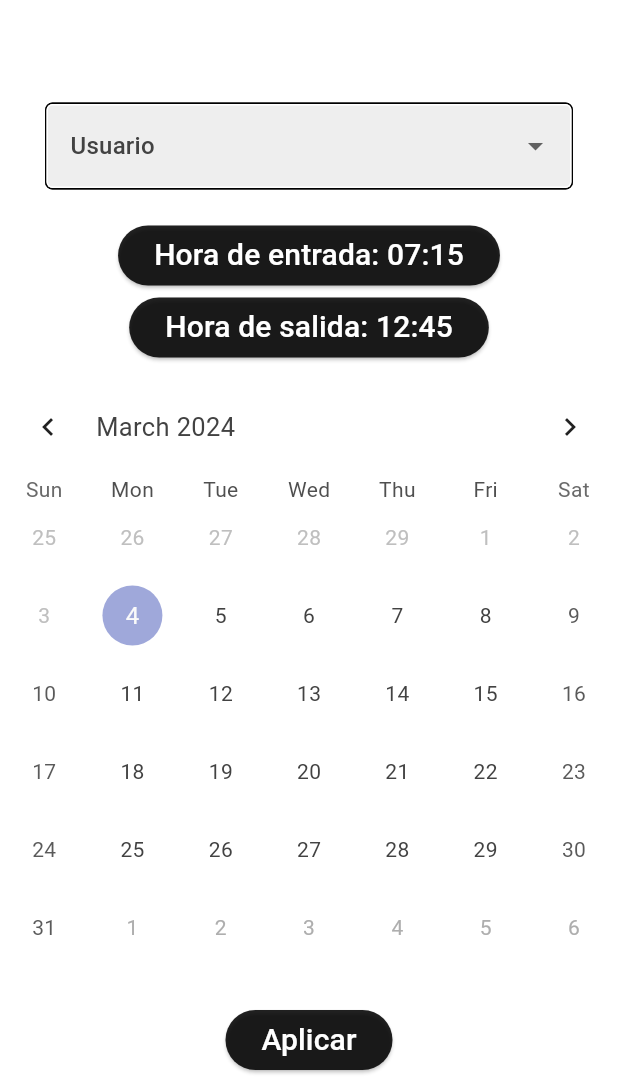
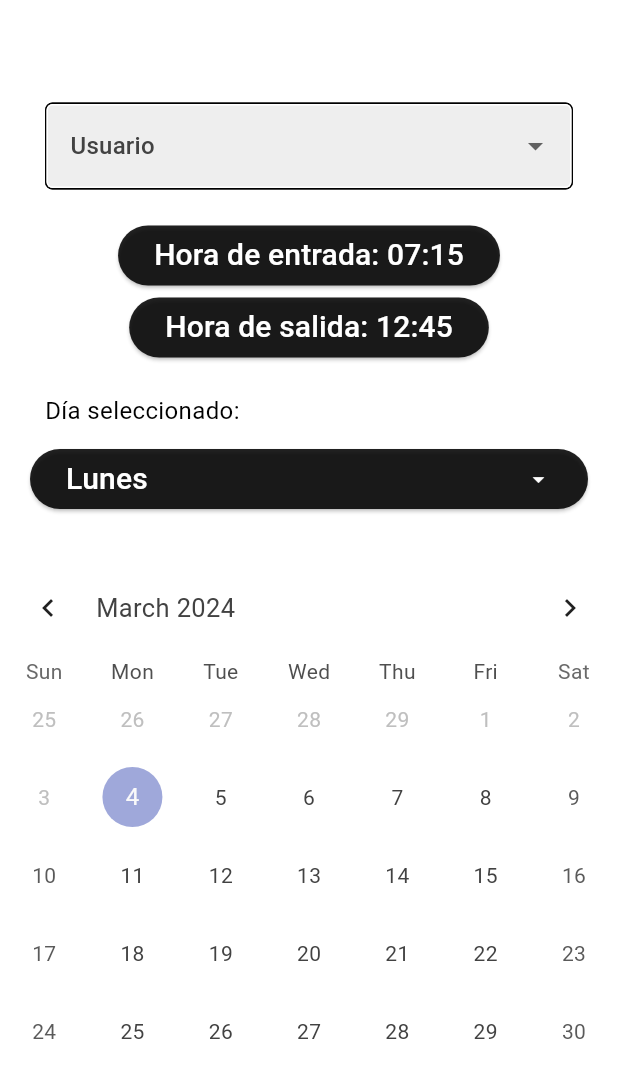
Before and after one commit to CakeNeka/peluqueria, a Flutter app: the UsuarioScreen screen opened directly with empty values, scrolled down 89 dp, on a phone screen of 412 x 824 dp, the part 145-1236 px from its top. Run offline on Flutter 3.47's test engine with Material 3 defaults, Android fonts, the phone set to English and light mode, and no system bars; drawn by our look-alikes of table_calendar; our stand-ins replace local_auth, shared_preferences; accounts and stored records are empty; network calls fail.

Commit message:
Añadido apartado de dias

```diff
--- a/lib/models/diafestivo.dart
+++ b/lib/models/diafestivo.dart
@@ -1,4 +1,4 @@
-import 'dart:convert';
+/*import 'dart:convert';
 
 class DiaFestivo {
   String? id;
@@ -17,4 +17,4 @@ class DiaFestivo {
 
   Map<String, dynamic> toJson() =>
       {"fecha": fecha, "nombreFestivo": nombreFestivo};
-}
+}*/
--- a/lib/models/usuario.dart
+++ b/lib/models/usuario.dart
@@ -7,8 +7,20 @@ class Usuario {
   String nombre;
   String rol;
   String telefono;
-  String? horaInicial;
-  String? horaFin;
+  String? horaInicialLunes;
+  String? horaFinLunes;
+  String? horaInicialMartes;
+  String? horaFinMartes;
+  String? horaInicialMiercoles;
+  String? horaFinMiercoles;
+  String? horaInicialJueves;
+  String? horaFinJueves;
+  String? horaInicialViernes;
+  String? horaFinViernes;
+  String? horaInicialSabado;
+  String? horaFinSabado;
+  String? horaInicialDomingo;
+  String? horaFinDomingo;
   bool verificado = false;
 
   Usuario({
@@ -18,8 +30,20 @@ class Usuario {
     required this.nombre,
     required this.rol,
     required this.telefono,
-    this.horaInicial,
-    this.horaFin,
+    this.horaInicialLunes,
+    this.horaFinLunes,
+    this.horaInicialMartes,
+    this.horaFinMartes,
+    this.horaInicialMiercoles,
+    this.horaFinMiercoles,
+    this.horaInicialJueves,
+    this.horaFinJueves,
+    this.horaInicialViernes,
+    this.horaFinViernes,
+    this.horaInicialSabado,
+    this.horaFinSabado,
+    this.horaInicialDomingo,
+    this.horaFinDomingo,
     required this.verificado,
   });
 
@@ -33,8 +57,20 @@ class Usuario {
         nombre: json["nombre"],
         rol: json["rol"],
         telefono: json["telefono"],
-        horaInicial: json["horaentrada"],
-        horaFin: json["horasalida"],
+        horaInicialLunes: json["horaentradalunes"],
+        horaFinLunes: json["horasalidalunes"],
+        horaInicialMartes: json["horaentradamartes"],
+        horaFinMartes: json["horasalidamartes"],
+        horaInicialMiercoles: json["horaentradamiercoles"],
+        horaFinMiercoles: json["horasalidamiercoles"],
+        horaInicialJueves: json["horaentradajueves"],
+        horaFinJueves: json["horasalidajueves"],
+        horaInicialViernes: json["horaentradaviernes"],
+        horaFinViernes: json["horasalidaviernes"],
+        horaInicialSabado: json["horaentradasabado"],
+        horaFinSabado: json["horasalidasabado"],
+        horaInicialDomingo: json["horaentradadomingo"],
+        horaFinDomingo: json["horasalidadomingo"],
         verificado: json["verificado"],
       );
 
@@ -44,8 +80,20 @@ class Usuario {
         "nombre": nombre,
         "rol": rol,
         "telefono": telefono,
-        "horaentrada": horaInicial,
-        "horasalida": horaFin,
+        "horaentradalunes": horaInicialLunes,
+        "horasalidalunes": horaFinLunes,
+        "horaentradamartes": horaInicialMartes,
+        "horasalidamartes": horaFinMartes,
+        "horaentradamiercoles": horaInicialMiercoles,
+        "horasalidamiercoles": horaFinMiercoles,
+        "horaentradajueves": horaInicialJueves,
+        "horasalidajueves": horaFinJueves,
+        "horaentradaviernes": horaInicialViernes,
+        "horasalidaviernes": horaFinViernes,
+        "horaentradasabado": horaInicialSabado,
+        "horasalidasabado": horaFinSabado,
+        "horaentradadomingo": horaInicialDomingo,
+        "horasalidadomingo": horaFinDomingo,
         "verificado": verificado,
       };
 }
--- a/lib/screens/gestion_peluqueros_screen.dart
+++ b/lib/screens/gestion_peluqueros_screen.dart
@@ -74,8 +74,8 @@ class _GestionPeluquerosScreenState extends State<GestionPeluquerosScreen> {
             return UserCard(
                 nombre: filteredUserList[index - 1].nombre,
                 rol: filteredUserList[index - 1].rol,
-                horaInicio: filteredUserList[index - 1].horaInicial ?? "Sin hora",
-                horaFin: filteredUserList[index - 1].horaFin ?? "Sin hora",
+                horaInicio: filteredUserList[index - 1].horaInicialLunes ?? "Sin hora",
+                horaFin: filteredUserList[index - 1].horaFinLunes ?? "Sin hora",
                 id: filteredUserList[index - 1].id ?? "No ID");
           }
         },
--- a/lib/widgets/date_selector.dart
+++ b/lib/widgets/date_selector.dart
@@ -19,13 +19,13 @@ class _DateSelectorState extends State<DateSelector> {
   DateTime? _rangeEnd;
 
   late List<DiaVacaciones> vacationDays = List.empty();
-  late List<DiaFestivo> festiveDays = List.empty();
+  //late List<DiaFestivo> festiveDays = List.empty();
 
   @override
   void initState() {
     super.initState();
     cargarDiasVacaciones();
-    cargarDiasFestivos();
+    //cargarDiasFestivos();
   }
 
   Future<void> cargarDiasVacaciones() async {
@@ -36,13 +36,13 @@ class _DateSelectorState extends State<DateSelector> {
     setState(() {});
   }
 
-  Future<void> cargarDiasFestivos() async {
+  /*Future<void> cargarDiasFestivos() async {
     final diaFestivoServices = DiaFestivoServices();
     List<String> diasString =
         (await diaFestivoServices.loadDiaFestivo()).cast<String>();
     festiveDays = diasString.cast<DiaFestivo>();
     setState(() {});
-  }
+  }*/
 
   @override
   Widget build(BuildContext context) {
@@ -91,9 +91,9 @@ class _DateSelectorState extends State<DateSelector> {
               events.add(Event('Vacaciones'));
             }
 
-            if (festiveDays.any((dia) => isSameDay(DateTime.parse(dia.fecha), day))) {
+            /*if (festiveDays.any((dia) => isSameDay(DateTime.parse(dia.fecha), day))) {
               events.add(Event('Festivo'));
-            }
+            }*/
 
             return events;
           },
--- /dev/null
+++ b/lib/widgets/day_of_week_selector.dart
@@ -0,0 +1,92 @@
+import 'package:flutter/material.dart';
+
+class DayOfWeekSelector extends StatefulWidget {
+  const DayOfWeekSelector({Key? key}) : super(key: key);
+
+  @override
+  DayOfWeekSelectorState createState() => DayOfWeekSelectorState();
+}
+
+class DayOfWeekSelectorState extends State<DayOfWeekSelector> {
+  String _selectedDay = 'Lunes';
+  final List<String> _days = [
+    'Lunes',
+    'Martes',
+    'Miércoles',
+    'Jueves',
+    'Viernes',
+    'Sábado',
+    'Domingo'
+  ];
+
+  String getSelectedDay() {
+    return _selectedDay;
+  }
+
+  @override
+  Widget build(BuildContext context) {
+    return Container(
+      padding: EdgeInsets.all(20),
+      child: Column(
+        crossAxisAlignment: CrossAxisAlignment.start,
+        children: <Widget>[
+          Padding(
+            padding: EdgeInsets.only(left: 10),
+            child: Text(
+              'Día seleccionado:',
+              style: TextStyle(color: Colors.black, fontSize: 16),
+            ),
+          ),
+          SizedBox(height: 10),
+          ElevatedButton(
+            style: ElevatedButton.styleFrom(backgroundColor: Colors.black87),
+            onPressed: () => _showDayPicker(context),
+            child: Row(
+              mainAxisAlignment: MainAxisAlignment.spaceBetween,
+              children: [
+                Text(
+                  '$_selectedDay',
+                  style: TextStyle(color: Colors.white, fontSize: 20),
+                ),
+                Icon(
+                  Icons.arrow_drop_down,
+                  color: Colors.white,
+                ),
+              ],
+            ),
+          ),
+        ],
+      ),
+    );
+  }
+
+  void _showDayPicker(BuildContext context) {
+    showDialog(
+      context: context,
+      builder: (BuildContext context) {
+        return AlertDialog(
+          title: Text('Seleccionar día'),
+          content: Container(
+            width: double.maxFinite,
+            child: ListView.builder(
+              shrinkWrap: true,
+              itemCount: _days.length,
+              itemBuilder: (BuildContext context, int index) {
+                final day = _days[index];
+                return ListTile(
+                  title: Text(day),
+                  onTap: () {
+                    setState(() {
+                      _selectedDay = day;
+                    });
+                    Navigator.pop(context);
+                  },
+                );
+              },
+            ),
+          ),
+        );
+      },
+    );
+  }
+}
--- a/lib/widgets/time_selector.dart
+++ b/lib/widgets/time_selector.dart
@@ -34,8 +34,8 @@ class _TimeSelectorState extends State<TimeSelector> {
   void loadUser() async {
     usuario = await usuariosServices.getUsuarioById(widget.id);
     setState(() {
-      String horaInicio = usuario?.horaInicial ?? "7:15";
-      String horaFinal = usuario?.horaFin ?? "12:45";
+      String horaInicio = usuario?.horaInicialLunes ?? "7:15";
+      String horaFinal = usuario?.horaFinLunes ?? "12:45";
       _horaInicial = TimeOfDay(
           hour: int.parse(horaInicio.split(":")[0]),
           minute: int.parse(horaInicio.split(":")[1]));
```
Also changed, not shown: lib/screens/usuario_screen.dart (+67 -13 lines), lib/services/usuarios_services.dart (+134 -4 lines), 1 other file.
